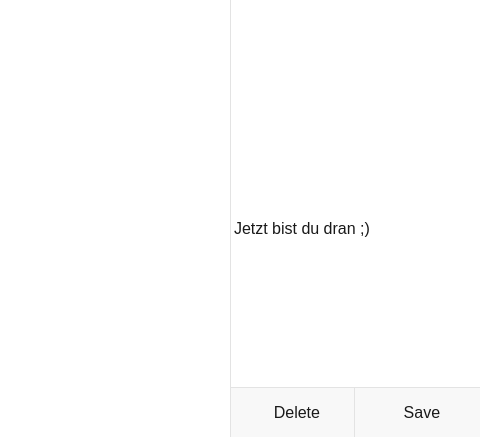
Before: the Qt Designer form src/mainwindow.ui in Gitnoter/vemoria2, drawn with Qt 5; both pictures show x 709 to 1189 and y 285 to 722 of the 1189 by 722 pixel window.
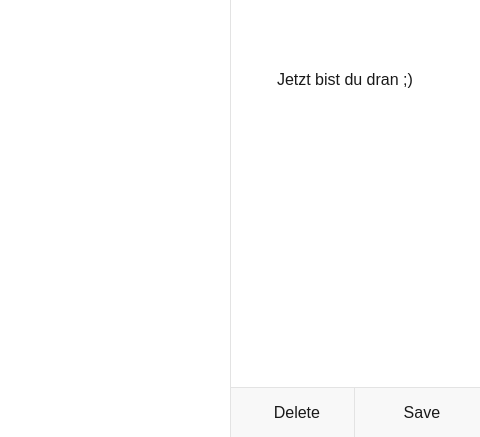
After: the same form once the commit is applied. Icons and pictures are not drawn.

```diff
--- a/src/mainwindow.ui
+++ b/src/mainwindow.ui
@@ -1634,8 +1634,14 @@
              </layout>
             </widget>
            </item>
-           <item>
+           <item alignment="Qt::AlignHCenter|Qt::AlignTop">
             <widget class="QLabel" name="label_10">
+             <property name="sizePolicy">
+              <sizepolicy hsizetype="Maximum" vsizetype="Maximum">
+               <horstretch>0</horstretch>
+               <verstretch>0</verstretch>
+              </sizepolicy>
+             </property>
              <property name="text">
               <string>Jetzt bist du dran ;)</string>
              </property>
```
Left out of the diff: 8 changed lines with no effect on the pictures.
